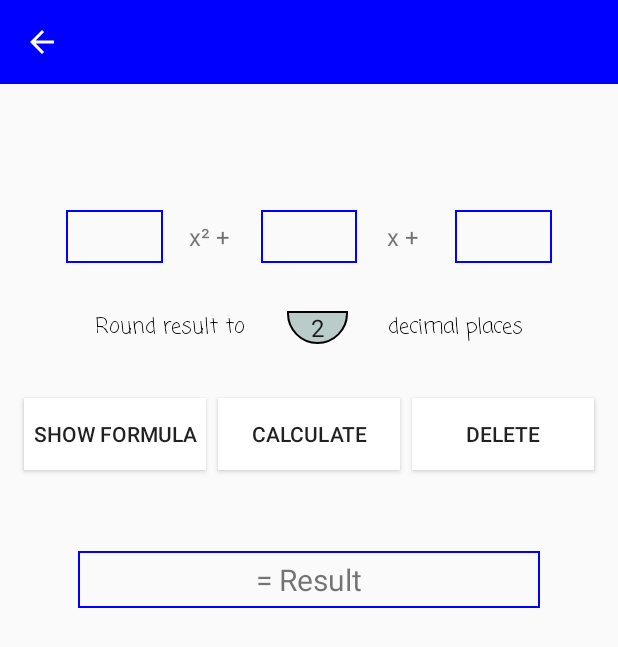
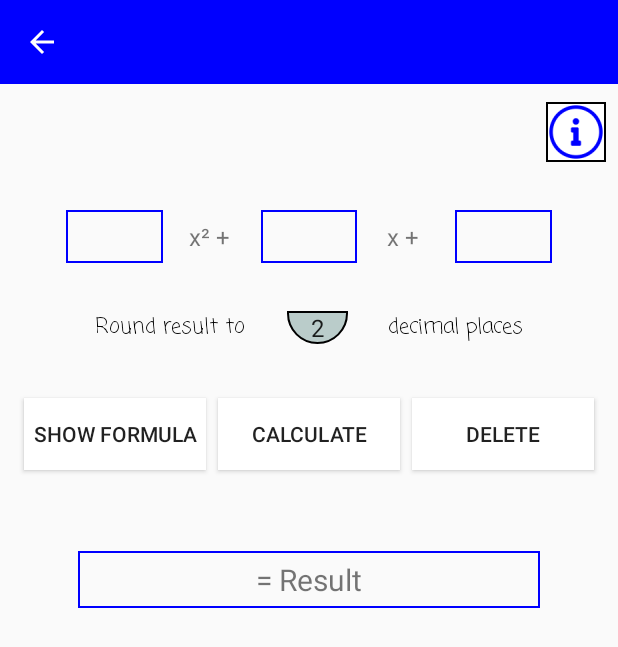
Before and after one commit to OmarElHussein/Mathprojekt_V2.0, an Android app: the QuadratischeGleichungenRechnerActivity screen opened directly, with no data from a screen before it, on a phone screen of 412 x 824 dp. Shown: the top 647 px of the screen. Run offline under Robolectric (Android 15) with nearby library versions, the phone set to English and light mode, and no system bars; Roboto replaces fonts that are not available here.

Commit message:
Info Kasten

```diff
--- a/app/src/main/java/com/wipd/schulprojekt_mathe/prozesseClasses/ProzesseRechnerActivity.java
+++ b/app/src/main/java/com/wipd/schulprojekt_mathe/prozesseClasses/ProzesseRechnerActivity.java
@@ -16,6 +16,7 @@ import android.widget.TableLayout;
 import android.widget.TextView;
 import android.widget.Toast;
 
+import com.wipd.schulprojekt_mathe.DialogClass;
 import com.wipd.schulprojekt_mathe.R;
 
 import java.util.Objects;
--- a/app/src/main/java/com/wipd/schulprojekt_mathe/quadratischeGleichungenClasses/QuadratischeGleichungenRechnerActivity.java
+++ b/app/src/main/java/com/wipd/schulprojekt_mathe/quadratischeGleichungenClasses/QuadratischeGleichungenRechnerActivity.java
@@ -13,6 +13,7 @@ import android.widget.Spinner;
 import android.widget.TextView;
 import android.widget.Toast;
 
+import com.wipd.schulprojekt_mathe.DialogClass;
 import com.wipd.schulprojekt_mathe.R;
 
 import java.util.Objects;
@@ -224,6 +225,12 @@ public class QuadratischeGleichungenRechnerActivity extends AppCompatActivity {
         editText_c.clearFocus();
     }
 
+    public void infoPqFormel(View view) {
+        DialogClass dg = new DialogClass();
+        dg.customDialog("PQ Formel", "Um eine Gleichung wie z.B:\nx² + 2x + 1 = 0 nach x aufzulösen, setzen wir im nun Folgenden die PQ Formel ein",
+                "Ok", this);
+    }
+
     /**
      * Diese Methode schließt die Tastatur, wird meistens benutzt nachdem man auf einem
      * Button clickt und die Tastatur danach schließen sollte
--- a/app/src/main/res/layout/activity_quadratische_gleichungen_rechner.xml
+++ b/app/src/main/res/layout/activity_quadratische_gleichungen_rechner.xml
@@ -199,4 +199,17 @@
         app:layout_constraintEnd_toEndOf="parent"
         app:layout_constraintStart_toEndOf="@+id/btnAusrechnen"
         app:layout_constraintTop_toTopOf="@+id/btnAusrechnen" />
+
+    <ImageButton
+        android:id="@+id/imageButton4"
+        android:layout_width="40dp"
+        android:layout_height="40dp"
+        android:layout_marginEnd="8dp"
+        android:layout_marginBottom="32dp"
+        android:background="@drawable/button_rectangle_shape"
+        android:onClick="infoPqFormel"
+        app:layout_constraintBottom_toTopOf="@+id/editText_c_eingabe"
+        app:layout_constraintEnd_toEndOf="parent"
+        app:srcCompat="@mipmap/ic_info" />
+
 </android.support.constraint.ConstraintLayout>
```
Also changed, not shown: app/src/main/res/mipmap-hdpi/ic_info.png (added), app/src/main/res/mipmap-mdpi/ic_info.png (added), app/src/main/res/mipmap-xhdpi/ic_info.png (added), app/src/main/res/mipmap-xxhdpi/ic_info.png (added), app/src/main/res/mipmap-xxxhdpi/ic_info.png (added).
